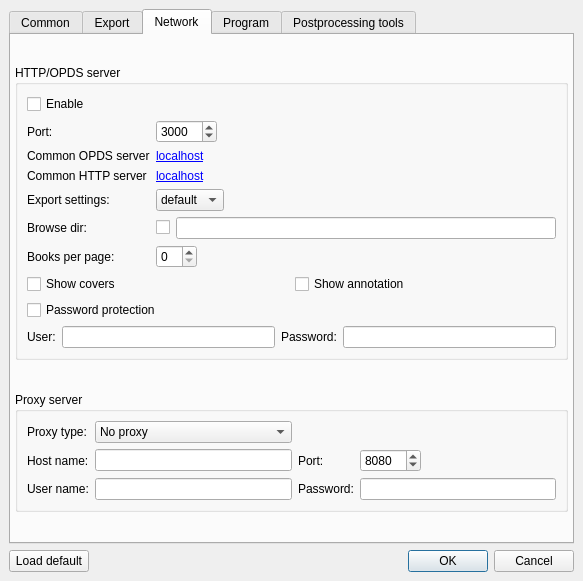
Old version of the form freeLib/src/settingsdlg.ui in the repository petrovvlad/freeLib.
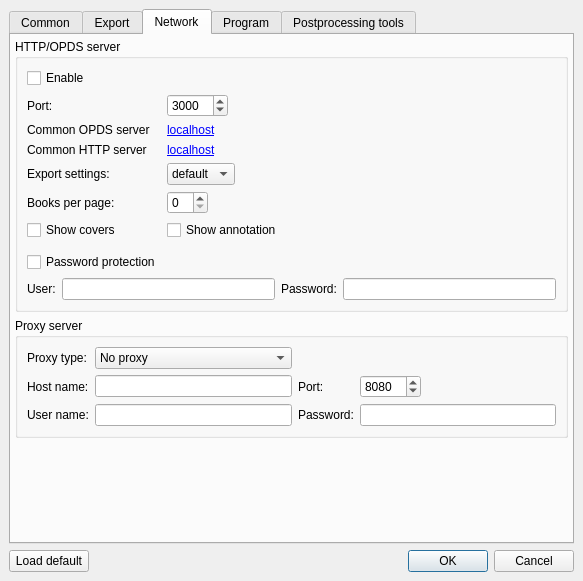
New version of the form. The open tabs and pages were chosen to show the change. Icons and pictures are not drawn.

```diff
--- a/freeLib/src/settingsdlg.ui
+++ b/freeLib/src/settingsdlg.ui
@@ -416,7 +416,10 @@
          <property name="title">
           <string>HTTP/OPDS server</string>
          </property>
-         <layout class="QGridLayout" name="gridLayout_4">
+         <property name="alignment">
+          <set>Qt::AlignLeading|Qt::AlignLeft|Qt::AlignTop</set>
+         </property>
+         <layout class="QFormLayout" name="formLayout">
           <item row="0" column="0">
            <widget class="QCheckBox" name="OPDS_enable">
             <property name="text">
@@ -426,6 +429,12 @@
           </item>
           <item row="1" column="0">
            <widget class="QLabel" name="label_20">
+            <property name="sizePolicy">
+             <sizepolicy hsizetype="Fixed" vsizetype="Preferred">
+              <horstretch>0</horstretch>
+              <verstretch>0</verstretch>
+             </sizepolicy>
+            </property>
             <property name="text">
              <string>Port:</string>
             </property>
@@ -452,6 +461,12 @@
           </item>
           <item row="2" column="0">
            <widget class="QLabel" name="label_21">
+            <property name="sizePolicy">
+             <sizepolicy hsizetype="Fixed" vsizetype="Preferred">
+              <horstretch>0</horstretch>
+              <verstretch>0</verstretch>
+             </sizepolicy>
+            </property>
             <property name="text">
              <string>Common OPDS server</string>
             </property>
@@ -469,6 +484,12 @@
           </item>
           <item row="3" column="0">
            <widget class="QLabel" name="label_23">
+            <property name="sizePolicy">
+             <sizepolicy hsizetype="Fixed" vsizetype="Preferred">
+              <horstretch>0</horstretch>
+              <verstretch>0</verstretch>
+             </sizepolicy>
+            </property>
             <property name="text">
              <string>Common HTTP server</string>
             </property>
@@ -486,6 +507,12 @@
           </item>
           <item row="4" column="0">
            <widget class="QLabel" name="label_2">
+            <property name="sizePolicy">
+             <sizepolicy hsizetype="Fixed" vsizetype="Preferred">
+              <horstretch>0</horstretch>
+              <verstretch>0</verstretch>
+             </sizepolicy>
+            </property>
             <property name="text">
              <string>Export settings:</string>
             </property>
@@ -507,34 +534,19 @@
            </widget>
           </item>
           <item row="5" column="0">
-           <widget class="QLabel" name="label_3">
-            <property name="text">
-             <string>Browse dir:</string>
-            </property>
-           </widget>
-          </item>
-          <item row="5" column="1">
-           <layout class="QHBoxLayout" name="horizontalLayout_7" stretch="0,1">
-            <item>
-             <widget class="QCheckBox" name="browseDir">
-              <property name="text">
-               <string/>
-              </property>
-             </widget>
-            </item>
-            <item>
-             <widget class="QLineEdit" name="dirForBrowsing"/>
-            </item>
-           </layout>
-          </item>
-          <item row="6" column="0">
            <widget class="QLabel" name="label_5">
+            <property name="sizePolicy">
+             <sizepolicy hsizetype="Fixed" vsizetype="Preferred">
+              <horstretch>0</horstretch>
+              <verstretch>0</verstretch>
+             </sizepolicy>
+            </property>
             <property name="text">
              <string>Books per page:</string>
             </property>
            </widget>
           </item>
-          <item row="6" column="1">
+          <item row="5" column="1">
            <widget class="QSpinBox" name="books_per_page">
             <property name="sizePolicy">
              <sizepolicy hsizetype="Fixed" vsizetype="Fixed">
@@ -547,25 +559,10 @@
             </property>
            </widget>
           </item>
-          <item row="7" column="0" colspan="2">
-           <layout class="QGridLayout" name="gridLayout_3">
-            <item row="0" column="0">
-             <widget class="QCheckBox" name="srv_covers">
-              <property name="text">
-               <string>Show covers</string>
-              </property>
-             </widget>
-            </item>
-            <item row="0" column="1">
-             <widget class="QCheckBox" name="srv_annotation">
-              <property name="text">
-               <string>Show annotation</string>
-              </property>
-             </widget>
-            </item>
-           </layout>
+          <item row="7" column="0">
+           <layout class="QGridLayout" name="gridLayout_3"/>
           </item>
-          <item row="8" column="0" colspan="2">
+          <item row="8" column="0">
            <widget class="QCheckBox" name="HTTP_need_pasword">
             <property name="text">
              <string>Password protection</string>
@@ -600,6 +597,20 @@
             </item>
            </layout>
           </item>
+          <item row="6" column="0">
+           <widget class="QCheckBox" name="srv_covers">
+            <property name="text">
+             <string>Show covers</string>
+            </property>
+           </widget>
+          </item>
+          <item row="6" column="1">
+           <widget class="QCheckBox" name="srv_annotation">
+            <property name="text">
+             <string>Show annotation</string>
+            </property>
+           </widget>
+          </item>
          </layout>
         </widget>
        </item>
@@ -726,6 +737,19 @@
          </layout>
         </widget>
        </item>
+       <item>
+        <spacer name="verticalSpacer_2">
+         <property name="orientation">
+          <enum>Qt::Vertical</enum>
+         </property>
+         <property name="sizeHint" stdset="0">
+          <size>
+           <width>20</width>
+           <height>40</height>
+          </size>
+         </property>
+        </spacer>
+       </item>
       </layout>
      </widget>
      <widget class="QWidget" name="tab_4">
```
